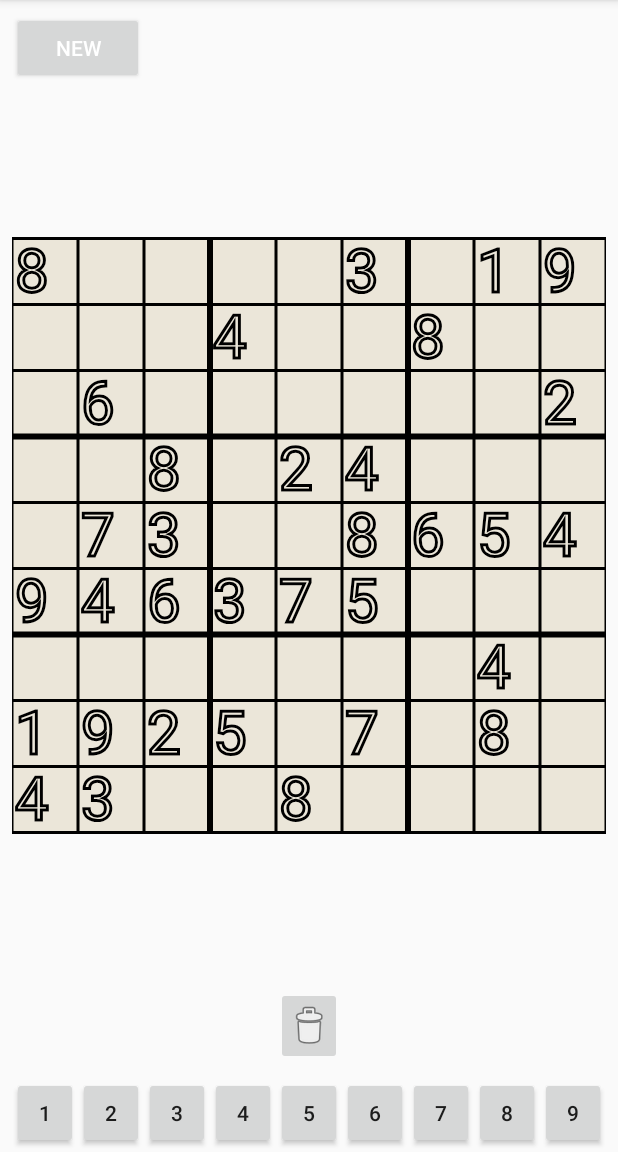
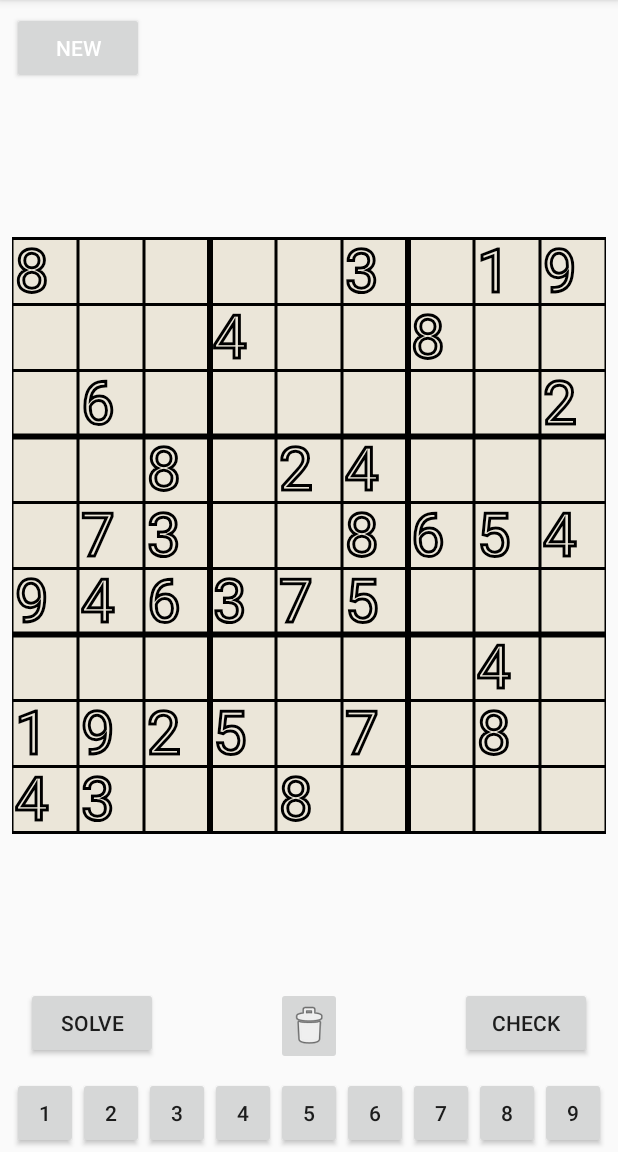
Before and after one commit to bdelgadomalanche/SudokuApp, an Android app: the screen it shows after launch (MainActivity), on a phone screen of 412 x 824 dp, the part 84-1236 px from its top. Run offline under Robolectric (Android 15) with nearby library versions, the phone set to English and light mode, and no system bars.

Commit message:
Added buttons that allow the player to see the solution and check if their solution is still solvable.

```diff
--- a/app/src/main/java/edu/utep/cs/cs4330/sudoku/MainActivity.java
+++ b/app/src/main/java/edu/utep/cs/cs4330/sudoku/MainActivity.java
@@ -45,7 +45,8 @@ public class MainActivity extends AppCompatActivity {
     private List<View> numberButtons;
     private static final int[] numberIds = new int[] {
             R.id.n0, R.id.n1, R.id.n2, R.id.n3, R.id.n4,
-            R.id.n5, R.id.n6, R.id.n7, R.id.n8, R.id.n9
+            R.id.n5, R.id.n6, R.id.n7, R.id.n8, R.id.n9,
+            R.id.n10, R.id.n11
     };
 
     /** Array to remember where to insert number */
@@ -82,12 +83,25 @@ public class MainActivity extends AppCompatActivity {
 
         numberButtons = new ArrayList<>(numberIds.length);
         for (int i = 0; i < numberIds.length; i++) {
-            final int number = i; // 0 for delete button
-            View button = findViewById(numberIds[i]);
-            button.setOnClickListener(e -> numberClicked(number));
-            numberButtons.add(button);
-            setButtonWidth(button);
+            if(i <= 9) {
+                final int number = i; // 0 for delete button
+                View button = findViewById(numberIds[i]);
+                button.setOnClickListener(e -> numberClicked(number));
+                numberButtons.add(button);
+                setButtonWidth(button);
+            }
+            else if (i == 10){
+                View button = findViewById(numberIds[i]);
+                button.setOnClickListener(e -> solveClicked());
+                numberButtons.add(button);
+            }
+            else{
+                View button = findViewById(numberIds[i]);
+                button.setOnClickListener(e -> isSolvable());
+                numberButtons.add(button);
+            }
         }
+
         if (board.size == 4){
             for (int i = 5; i < numberIds.length; i++) {
                 View button = findViewById(numberIds[i]);
@@ -173,6 +187,40 @@ public class MainActivity extends AppCompatActivity {
         }
     }
 
+    /** Solve for the user button logic */
+    public void solveClicked() {
+        effects.play(place, 1, 1, 1, 0, 1);
+        AlertDialog.Builder builder = new AlertDialog.Builder(MainActivity.this);
+        builder.setMessage("Do you give up?")
+                .setPositiveButton("Yes", new DialogInterface.OnClickListener(){
+                    @Override
+                    public void onClick(DialogInterface dialog, int which) {
+                        board.solveForUser();
+                        boardView.postInvalidate();
+                        for (int i = 0; i < numberIds.length; i++) {
+                            View button = findViewById(numberIds[i]);
+                            button.setEnabled(false);
+                        }
+                        toast("Here is the solution!");
+                    }
+                })
+                .setNegativeButton("No", null);
+        AlertDialog warning = builder.create();
+        warning.show();
+    }
+
+    /** Check if the player's solution is still solvable */
+    public void isSolvable() {
+        effects.play(place, 1, 1, 1, 0, 1);
+        boolean isIt = board.solvable();
+        if(isIt){
+            toast("Don't worry, you're on the right path!");
+        }
+        else{
+            toast("Something must have gone wrong, you should go back and check.");
+        }
+    }
+
     /**
      * Callback to be invoked when a square is selected in the board view.
      *
--- a/app/src/main/res/layout/activity_main.xml
+++ b/app/src/main/res/layout/activity_main.xml
@@ -130,5 +130,32 @@
         app:layout_constraintStart_toStartOf="parent"
         app:srcCompat="@android:drawable/ic_menu_delete" />
 
+    <Button
+        android:id="@+id/n10"
+        android:layout_width="wrap_content"
+        android:layout_height="wrap_content"
+        android:layout_marginEnd="8dp"
+        android:layout_marginStart="8dp"
+        android:layout_marginTop="8dp"
+        android:text="Solve"
+        app:layout_constraintEnd_toStartOf="@+id/n0"
+        app:layout_constraintHorizontal_bias="0.117"
+        app:layout_constraintStart_toStartOf="parent"
+        app:layout_constraintTop_toBottomOf="@+id/boardView" />
+
+    <Button
+        android:id="@+id/n11"
+        android:layout_width="wrap_content"
+        android:layout_height="wrap_content"
+        android:layout_marginEnd="8dp"
+        android:layout_marginStart="8dp"
+        android:layout_marginTop="8dp"
+        android:text="Check"
+        app:layout_constraintEnd_toEndOf="parent"
+        app:layout_constraintHorizontal_bias="0.882"
+        app:layout_constraintStart_toEndOf="@+id/n0"
+        app:layout_constraintTop_toBottomOf="@+id/boardView" />
+
+
 
 </android.support.constraint.ConstraintLayout>
```
